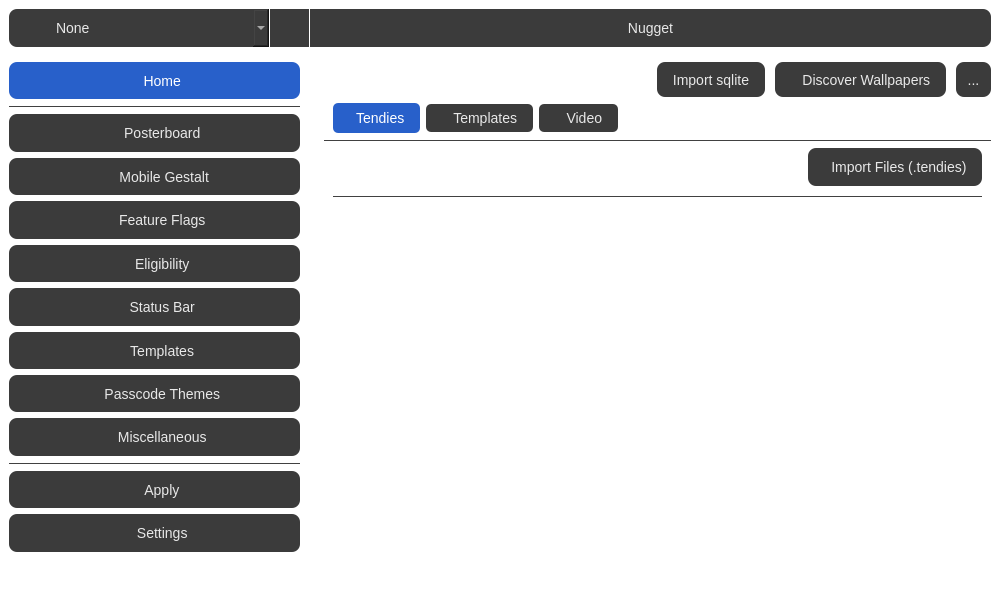
First picture: the form in src/qt/mainwindow.ui, repository leminlimez/Nugget, before the edit.
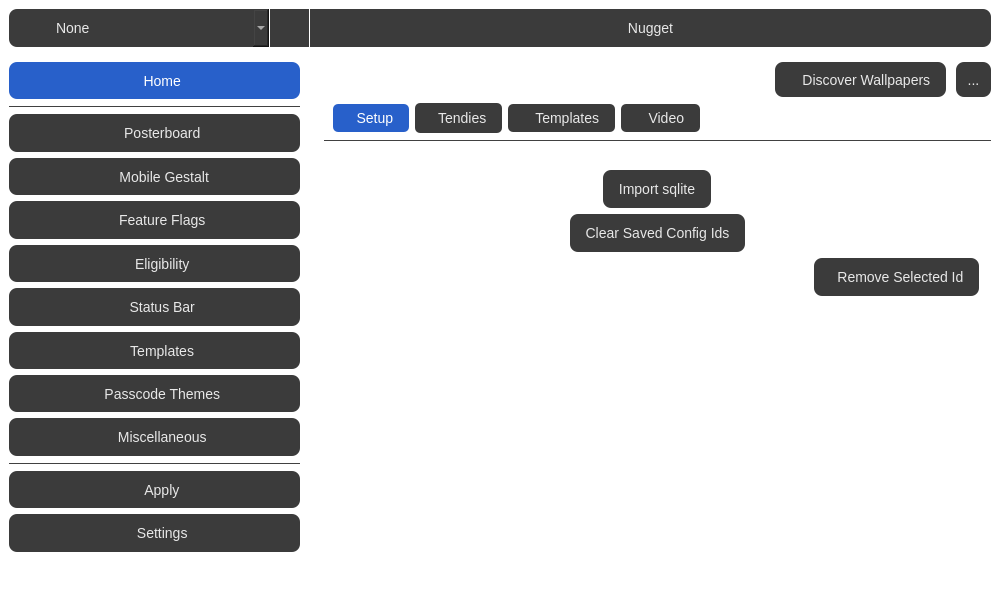
Second picture: the form after the edit. The open tabs and pages were chosen to show the change. Icons and pictures are not drawn.

What changed in the file:
```diff
--- a/src/qt/mainwindow.ui
+++ b/src/qt/mainwindow.ui
@@ -8631,20 +8631,6 @@
                    </property>
                   </spacer>
                  </item>
-                 <item>
-                  <widget class="QLabel" name="pbDBLbl">
-                   <property name="text">
-                    <string>sqlite: None</string>
-                   </property>
-                  </widget>
-                 </item>
-                 <item>
-                  <widget class="QToolButton" name="pbDBBtn">
-                   <property name="text">
-                    <string>Import sqlite</string>
-                   </property>
-                  </widget>
-                 </item>
                  <item>
                   <widget class="QToolButton" name="findPBBtn">
                    <property name="cursor">
@@ -8727,6 +8713,26 @@
                  <property name="bottomMargin">
                   <number>0</number>
                  </property>
+                 <item>
+                  <widget class="QToolButton" name="pbSetupPageBtn">
+                   <property name="text">
+                    <string>  Setup</string>
+                   </property>
+                   <property name="icon">
+                    <iconset resource="resources.qrc">
+                     <normaloff>:/icon/gear.svg</normaloff>:/icon/gear.svg</iconset>
+                   </property>
+                   <property name="checkable">
+                    <bool>true</bool>
+                   </property>
+                   <property name="checked">
+                    <bool>true</bool>
+                   </property>
+                   <property name="toolButtonStyle">
+                    <enum>Qt::ToolButtonTextBesideIcon</enum>
+                   </property>
+                  </widget>
+                 </item>
                  <item>
                   <widget class="QToolButton" name="tendiesPageBtn">
                    <property name="sizePolicy">
@@ -8755,7 +8761,7 @@
                     <bool>true</bool>
                    </property>
                    <property name="checked">
-                    <bool>true</bool>
+                    <bool>false</bool>
                    </property>
                    <property name="toolButtonStyle">
                     <enum>Qt::ToolButtonTextBesideIcon</enum>
@@ -8851,6 +8857,103 @@
                 <property name="enabled">
                  <bool>false</bool>
                 </property>
+                <widget class="QWidget" name="pbSetupPage">
+                 <layout class="QVBoxLayout" name="verticalLayout_38">
+                  <property name="leftMargin">
+                   <number>12</number>
+                  </property>
+                  <property name="topMargin">
+                   <number>0</number>
+                  </property>
+                  <property name="rightMargin">
+                   <number>12</number>
+                  </property>
+                  <property name="bottomMargin">
+                   <number>0</number>
+                  </property>
+                  <item>
+                   <widget class="QLabel" name="pbDBLbl">
+                    <property name="text">
+                     <string>sqlite: None</string>
+                    </property>
+                    <property name="alignment">
+                     <set>Qt::AlignCenter</set>
+                    </property>
+                   </widget>
+                  </item>
+                  <item>
+                   <layout class="QHBoxLayout" name="horizontalLayout_28">
+                    <item>
+                     <widget class="QToolButton" name="pbDBBtn">
+                      <property name="text">
+                       <string>Import sqlite</string>
+                      </property>
+                     </widget>
+                    </item>
+                   </layout>
+                  </item>
+                  <item>
+                   <layout class="QHBoxLayout" name="horizontalLayout_29">
+                    <property name="bottomMargin">
+                     <number>0</number>
+                    </property>
+                    <item>
+                     <widget class="QToolButton" name="clearSavedIdsBtn">
+                      <property name="text">
+                       <string>Clear Saved Config Ids</string>
+                      </property>
+                     </widget>
+                    </item>
+                   </layout>
+                  </item>
+                  <item>
+                   <layout class="QHBoxLayout" name="horizontalLayout_31">
+                    <property name="bottomMargin">
+                     <number>0</number>
+                    </property>
+                    <item>
+                     <widget class="QLabel" name="label_67">
+                      <property name="text">
+                       <string>Saved Ids:</string>
+                      </property>
+                     </widget>
+                    </item>
+                    <item>
+                     <widget class="QToolButton" name="removeSelectedIdBtn">
+                      <property name="enabled">
+                       <bool>false</bool>
+                      </property>
+                      <property name="minimumSize">
+                       <size>
+                        <width>0</width>
+                        <height>35</height>
+                       </size>
+                      </property>
+                      <property name="maximumSize">
+                       <size>
+                        <width>16777215</width>
+                        <height>16777215</height>
+                       </size>
+                      </property>
+                      <property name="text">
+                       <string>  Remove Selected Id</string>
+                      </property>
+                      <property name="icon">
+                       <iconset resource="resources.qrc">
+                        <normaloff>:/icon/trash.svg</normaloff>:/icon/trash.svg</iconset>
+                      </property>
+                      <property name="toolButtonStyle">
+                       <enum>Qt::ToolButtonTextBesideIcon</enum>
+                      </property>
+                     </widget>
+                    </item>
+                   </layout>
+                  </item>
+                  <item>
+                   <widget class="QListWidget" name="savedConfigIdsList"/>
+                  </item>
+                 </layout>
+                </widget>
                 <widget class="QWidget" name="pbTendiesPage">
                  <layout class="QVBoxLayout" name="verticalLayout_38">
                   <property name="topMargin">
```
